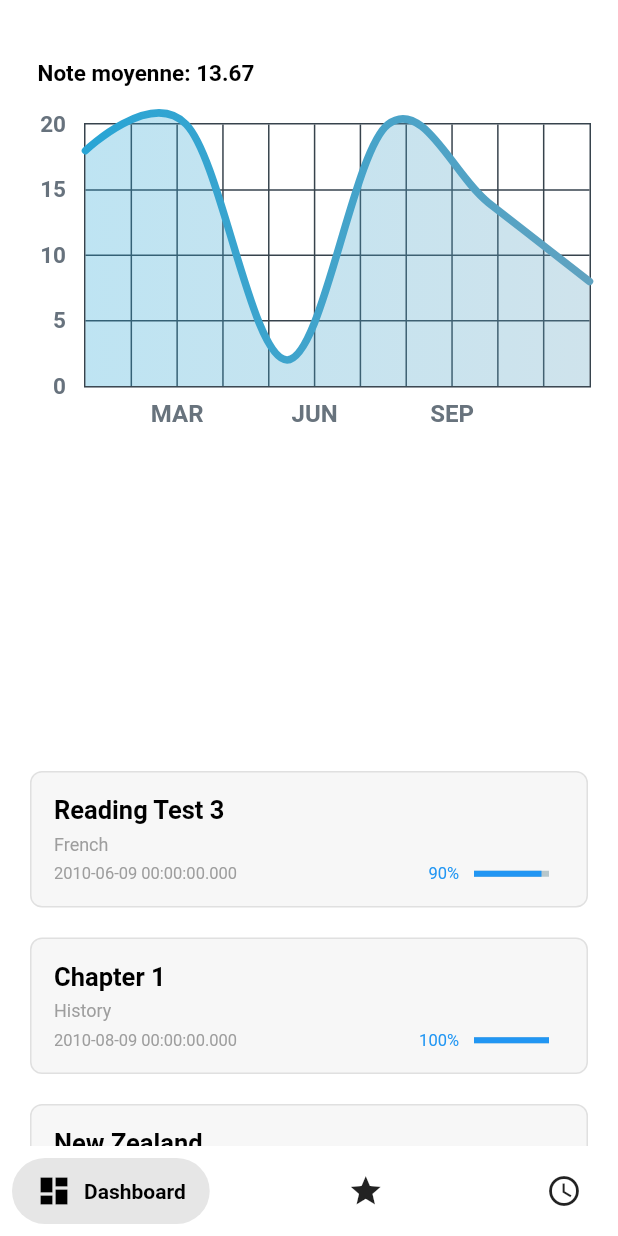
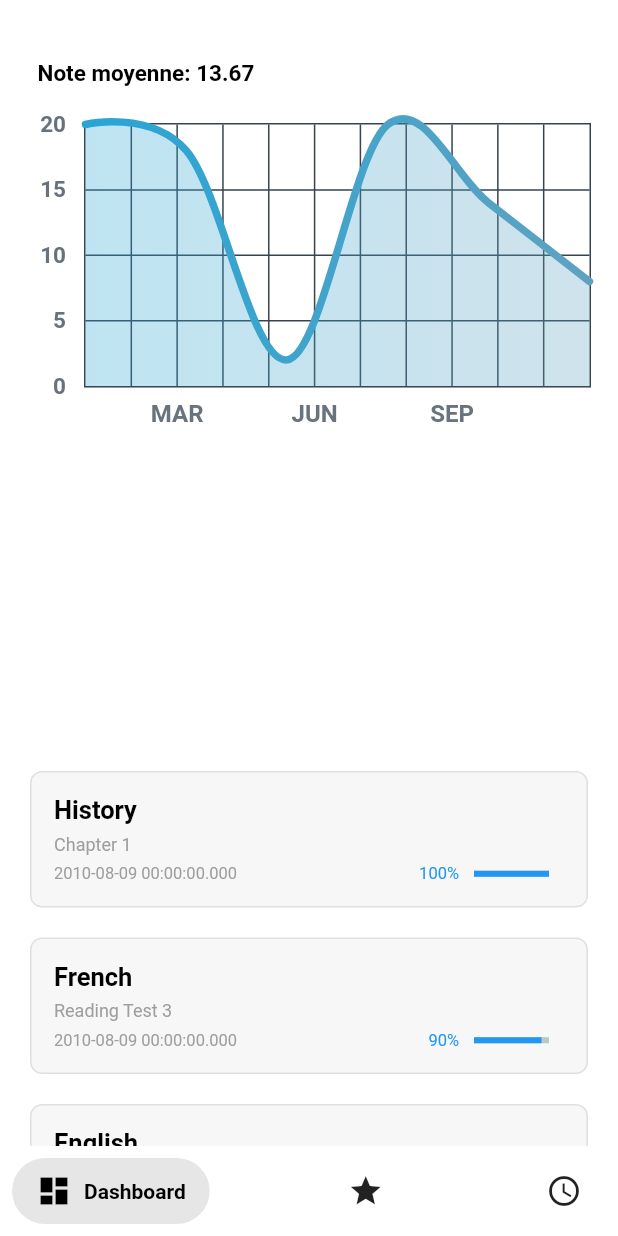
Before and after one commit to Volnetiks/Notes-BAC, a Flutter app: the screen it shows after launch, on a phone screen of 412 x 824 dp. Run offline on Flutter 3.47's test engine with Material 2 defaults, Android fonts, the phone set to English and light mode, and no system bars; drawn by our look-alikes of fl_chart, percent_indicator, salomon_bottom_bar; our stand-ins replace shared_preferences; Roboto replaces fonts that are missing (SFUI).

Commit message:
Added Grade factory functions and added resultOutOf20

```diff
--- a/lib/models/grade.dart
+++ b/lib/models/grade.dart
@@ -5,10 +5,32 @@ class Grade {
   late String grade_class;
   late DateTime date;
   late int result;
+  late double resultOutOf20;
 
   Grade(
       {required this.name,
       required this.grade_class,
       required this.date,
-      required this.result});
+      required this.result,
+      required this.resultOutOf20});
+
+  factory Grade.fromResultOutOf20(
+      String name, String grade_class, DateTime time, double result) {
+    return Grade(
+        name: name,
+        grade_class: grade_class,
+        date: time,
+        result: (result * 5).round(),
+        resultOutOf20: result);
+  }
+
+  factory Grade.fromResult(
+      String name, String grade_class, DateTime time, int result) {
+    return Grade(
+        name: name,
+        grade_class: grade_class,
+        date: time,
+        result: result,
+        resultOutOf20: result / 10 * 2);
+  }
 }
--- a/lib/screens/home_screen.dart
+++ b/lib/screens/home_screen.dart
@@ -16,32 +16,12 @@ class _HomePageState extends State<HomePage> {
   var _currentIndex = 0;
 
   List<Grade> grades = [
-    Grade(
-        date: DateTime(2010, 11, 9),
-        grade_class: "Maths",
-        name: "Chapter 5",
-        result: 100),
-    Grade(
-        date: DateTime(2010, 8, 9),
-        grade_class: "History",
-        name: "Chapter 1",
-        result: 100),
-    Grade(
-        date: DateTime(2010, 6, 9),
-        grade_class: "French",
-        name: "Reading Test 3",
-        result: 90),
-    Grade(
-        date: DateTime(2010, 9, 9),
-        grade_class: "English",
-        name: "New Zealand",
-        result: 10),
-    Grade(
-        date: DateTime(2010, 12, 9),
-        grade_class: "Polish",
-        name: "Verbs",
-        result: 70),
-    Grade(date: DateTime.now(), grade_class: "IT", name: "Network", result: 40),
+    Grade.fromResultOutOf20("Maths", "Chapter 5", DateTime(2010, 11, 9), 20),
+    Grade.fromResultOutOf20("History", "Chapter 1", DateTime(2010, 8, 9), 20),
+    Grade.fromResult("French", "Reading Test 3", DateTime(2010, 8, 9), 90),
+    Grade.fromResult("English", "New Zealand", DateTime(2010, 9, 9), 10),
+    Grade.fromResult("Polish", "Verbs", DateTime(2010, 12, 9), 70),
+    Grade.fromResult("IT", "Network", DateTime.now(), 40),
   ];
 
   @override
```
